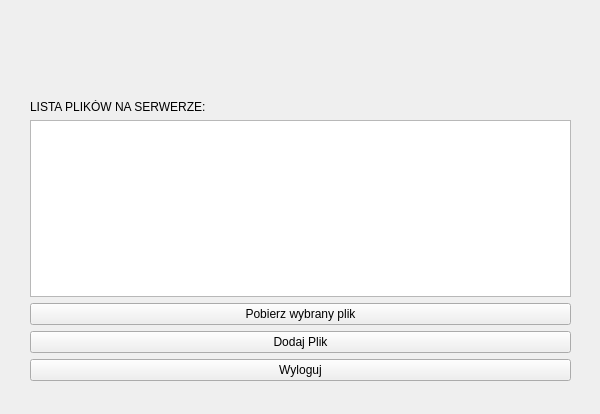
First picture: the form in filelist.ui, repository DariuszSzymczak/cppclient, before the edit.
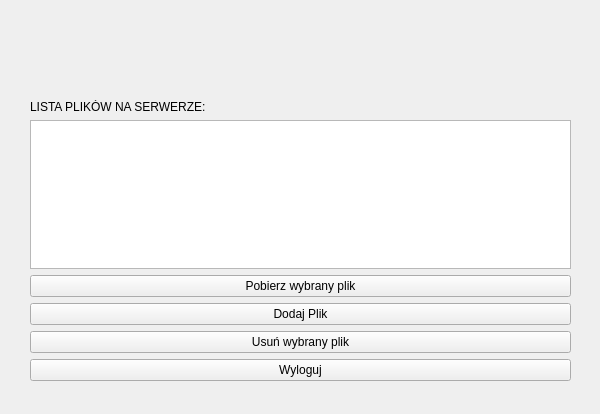
Second picture: the form after the edit. Icons and pictures are not drawn.

```diff
--- a/filelist.ui
+++ b/filelist.ui
@@ -1320,6 +1320,13 @@
       </property>
      </widget>
     </item>
+    <item>
+     <widget class="QPushButton" name="delButton">
+      <property name="text">
+       <string>Usuń wybrany plik</string>
+      </property>
+     </widget>
+    </item>
     <item>
      <layout class="QHBoxLayout" name="horizontalLayout">
       <item>
```
